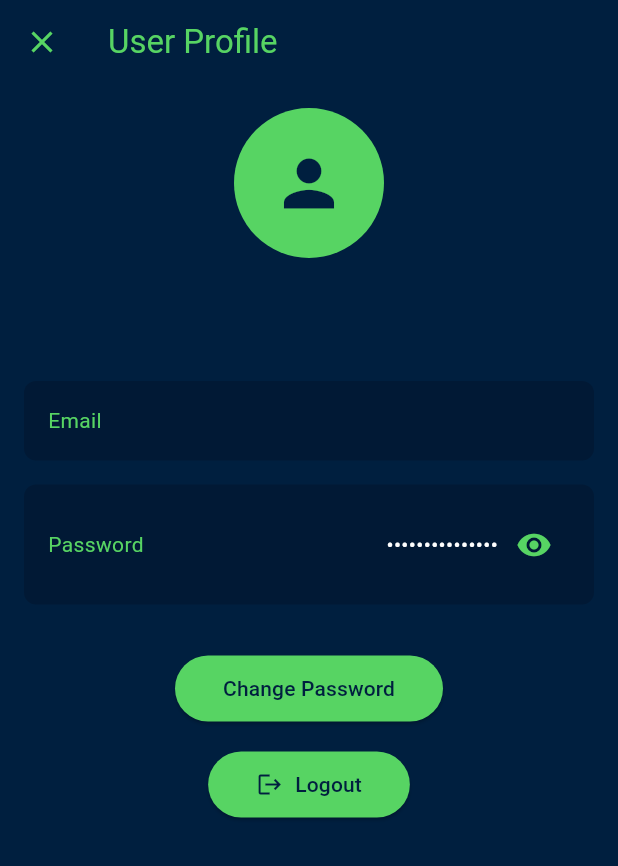
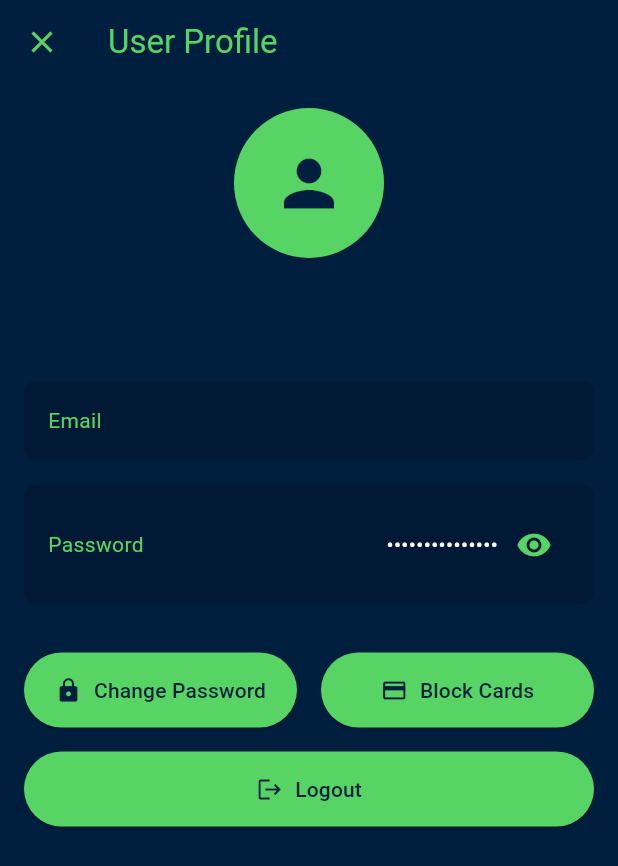
Before and after one commit to Luc4st1574/harkai, a Flutter app: the Profile screen opened directly, on a phone screen of 412 x 824 dp. Shown: the top 866 px of the screen. Run offline on Flutter 3.47's test engine with Material 3 defaults, Android fonts, the phone set to English and light mode, and no system bars; our stand-ins replace firebase_auth, firebase_core, fluttertoast, google_sign_in, permission_handler; accounts and stored records are empty; generated files the repository leaves out were written again.

Commit message:
add:block card magic button

```diff
--- a/lib/profile.dart
+++ b/lib/profile.dart
@@ -2,6 +2,8 @@
 
 import 'package:flutter/material.dart';
 import 'package:firebase_auth/firebase_auth.dart';
+import 'package:permission_handler/permission_handler.dart';
+import 'package:url_launcher/url_launcher.dart' as url_launcher;
 import 'package:harkai/services/auth_service.dart';
 
 class Profile extends StatefulWidget {
@@ -48,28 +50,38 @@ class ProfileState extends State<Profile> {
               const SizedBox(height: 16),
               _buildPasswordTile(),
               const SizedBox(height: 32),
-              ElevatedButton(
-                onPressed: () {
-                  _showPasswordResetDialog();
-                },
-                style: ElevatedButton.styleFrom(
-                  backgroundColor: const Color(0xFF57D463),
-                  padding: const EdgeInsets.symmetric(horizontal: 32, vertical: 12),
-                ),
-                child: const Text('Change Password', style: TextStyle(color: Color(0xFF001F3F))),
+
+              // Align buttons in a single Column with Expanded for equal width
+              Row(
+                mainAxisAlignment: MainAxisAlignment.spaceEvenly,
+                children: [
+                  Expanded(
+                    child: _buildButton(
+                      icon: Icons.lock,
+                      label: 'Change Password',
+                      onPressed: () {
+                        _showPasswordResetDialog();
+                      },
+                    ),
+                  ),
+                  const SizedBox(width: 16),
+                  Expanded(
+                    child: _buildButton(
+                      icon: Icons.credit_card,
+                      label: 'Block Cards',
+                      onPressed: _handleBlockCard,
+                    ),
+                  ),
+                ],
               ),
               const SizedBox(height: 16),
-              ElevatedButton.icon(
+              _buildButton(
+                icon: Icons.logout,
+                label: 'Logout',
                 onPressed: () async {
                   final authService = AuthService();
                   await authService.signout(context); // Pass the context here for navigation
                 },
-                icon: const Icon(Icons.logout, color: Color(0xFF001F3F)),
-                label: const Text('Logout', style: TextStyle(color: Color(0xFF001F3F))),
-                style: ElevatedButton.styleFrom(
-                  backgroundColor: const Color(0xFF57D463),
-                  padding: const EdgeInsets.symmetric(horizontal: 32, vertical: 12),
-                ),
               ),
             ],
           ),
@@ -130,6 +142,67 @@ class ProfileState extends State<Profile> {
     );
   }
 
+  Widget _buildButton({
+    required IconData icon,
+    required String label,
+    required VoidCallback onPressed,
+  }) {
+    return ElevatedButton.icon(
+      onPressed: onPressed,
+      icon: Icon(icon, color: const Color(0xFF001F3F)),
+      label: Text(label, style: const TextStyle(color: Color(0xFF001F3F))),
+      style: ElevatedButton.styleFrom(
+        backgroundColor: const Color(0xFF57D463),
+        padding: const EdgeInsets.symmetric(vertical: 12),
+        minimumSize: const Size(double.infinity, 50), // Set button to take full available width
+      ),
+    );
+  }
+
+  Future<void> _handleBlockCard() async {
+    const emergencyNumber = '1820'; // Card blocking service number
+    final phoneNumber = Uri.encodeFull(emergencyNumber);
+    final Uri launchUri = Uri(scheme: 'tel', path: phoneNumber);
+
+    var status = await Permission.phone.status;
+    if (status.isGranted) {
+      try {
+        await url_launcher.launchUrl(
+          launchUri,
+          mode: url_launcher.LaunchMode.externalApplication,
+        );
+      } catch (e) {
+        if (context.mounted) {
+          ScaffoldMessenger.of(context).showSnackBar(
+            SnackBar(content: Text('Error launching dialer: ${e.toString()}')),
+          );
+        }
+      }
+    } else {
+      var result = await Permission.phone.request();
+      if (result.isGranted) {
+        try {
+          await url_launcher.launchUrl(
+            launchUri,
+            mode: url_launcher.LaunchMode.externalApplication,
+          );
+        } catch (e) {
+          if (context.mounted) {
+            ScaffoldMessenger.of(context).showSnackBar(
+              SnackBar(content: Text('Error launching dialer: ${e.toString()}')),
+            );
+          }
+        }
+      } else {
+        if (context.mounted) {
+          ScaffoldMessenger.of(context).showSnackBar(
+            const SnackBar(content: Text('Permission denied to make calls')),
+          );
+        }
+      }
+    }
+  }
+
   void _showPasswordResetDialog() {
     showDialog(
       context: context,
@@ -146,7 +219,6 @@ class ProfileState extends State<Profile> {
             ),
             TextButton(
               onPressed: () async {
-                // Send password reset email
                 if (user?.email != null) {
                   await FirebaseAuth.instance.sendPasswordResetEmail(email: user!.email!);
                   ScaffoldMessenger.of(context).showSnackBar(
```
